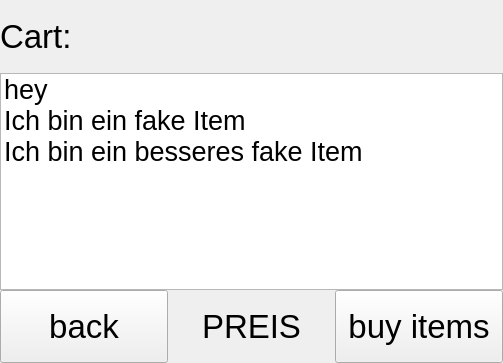
First picture: the form in TallyOnRaspberry/shoppingcart.ui, repository Deltachi/Tally_Teamproject, before the edit.
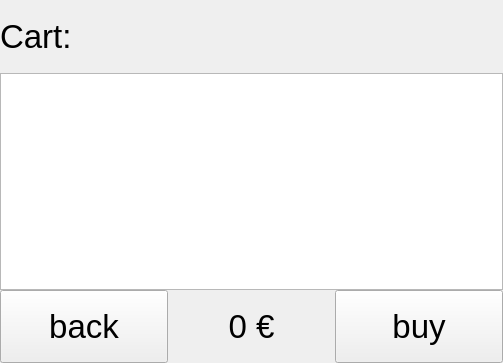
Second picture: the form after the edit.

Patch:
```diff
--- a/TallyOnRaspberry/shoppingcart.ui
+++ b/TallyOnRaspberry/shoppingcart.ui
@@ -50,21 +50,6 @@
          <pointsize>20</pointsize>
         </font>
        </property>
-       <item>
-        <property name="text">
-         <string>hey</string>
-        </property>
-       </item>
-       <item>
-        <property name="text">
-         <string>Ich bin ein fake Item</string>
-        </property>
-       </item>
-       <item>
-        <property name="text">
-         <string>Ich bin ein besseres fake Item</string>
-        </property>
-       </item>
       </widget>
      </item>
      <item>
@@ -98,7 +83,7 @@
           </font>
          </property>
          <property name="text">
-          <string>PREIS</string>
+          <string>0 €</string>
          </property>
          <property name="alignment">
           <set>Qt::AlignCenter</set>
@@ -119,7 +104,7 @@
           </font>
          </property>
          <property name="text">
-          <string>buy items</string>
+          <string>buy</string>
          </property>
         </widget>
        </item>
```
